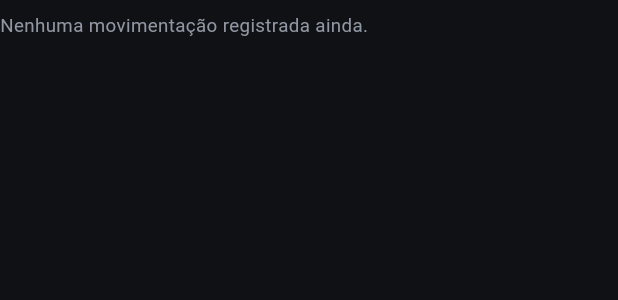
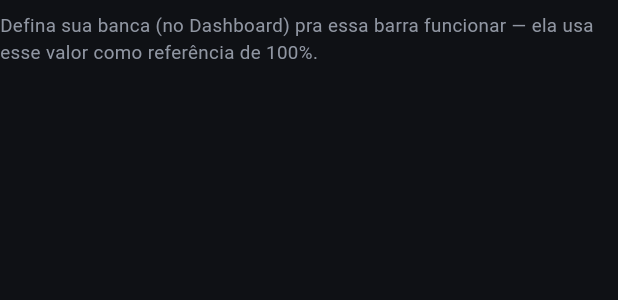
Before and after one commit to Schererz/Smart-Sheet, a Flutter app: the BarraBancaLocalizacao widget shown alone on an empty page, opened directly with empty values, on a phone screen of 412 x 824 dp. Shown: the top 300 px of the screen. Run offline on Flutter 3.47's test engine with Material 3 defaults, Android fonts, the phone set to English and light mode, and no system bars; our stand-ins replace file_picker, fl_chart, image_picker, shared_preferences; missing offline and left inert: google_mlkit_text_recognition; accounts and stored records are empty; network calls fail.

Commit message:
ajuste feature de depositos e banca inicial

```diff
--- a/frontend/lib/widgets/barra_banca_localizacao.dart
+++ b/frontend/lib/widgets/barra_banca_localizacao.dart
@@ -24,14 +24,27 @@ class BarraBancaLocalizacao extends StatelessWidget {
   Widget build(BuildContext context) {
     final formatoMoeda = NumberFormat.currency(locale: 'pt_BR', symbol: 'R\$');
 
-    // monta a lista de fatias: cada casa + o "banco" por último
+    if (dados.total <= 0) {
+      return const Padding(
+        padding: EdgeInsets.symmetric(vertical: 8),
+        child: Text(
+          'Defina sua banca (no Dashboard) pra essa barra funcionar — ela usa esse valor como referência de 100%.',
+          style: TextStyle(color: AppColors.textoSecundario, fontSize: 12.5),
+        ),
+      );
+    }
+
+    final somaAlocada = dados.casas.fold<double>(0, (s, c) => s + c.valor);
+    // se depositou mais do que a banca definida, "no banco" ficaria
+    // negativo — não faz sentido como fatia da barra, vira um aviso à parte
+    final excedeu = somaAlocada > dados.total;
+    final excedente = somaAlocada - dados.total;
+
     final fatias = <_Fatia>[
       for (var i = 0; i < dados.casas.length; i++)
         _Fatia(nome: dados.casas[i].casa, valor: dados.casas[i].valor, cor: _cores[i % _cores.length]),
-      _Fatia(nome: 'No banco', valor: dados.banco, cor: AppColors.borda),
-    ].where((f) => f.valor > 0).toList(); // não mostra fatia com valor zero/negativo
-
-    final total = dados.total <= 0 ? 1.0 : dados.total; // evita divisão por zero
+      if (!excedeu) _Fatia(nome: 'No banco', valor: dados.banco, cor: AppColors.borda),
+    ].where((f) => f.valor > 0).toList();
 
     if (fatias.isEmpty) {
       return const Padding(
@@ -43,9 +56,27 @@ class BarraBancaLocalizacao extends StatelessWidget {
       );
     }
 
+    // quando excedeu a banca, a barra passa a mostrar a proporção entre
+    // as casas dentro do que foi ALOCADO (não dá mais pra usar a banca
+    // como 100%, já que ela toda — e mais um pouco — já está nas casas)
+    final totalParaBarra = excedeu ? somaAlocada : dados.total;
+
     return Column(
       crossAxisAlignment: CrossAxisAlignment.start,
       children: [
+        if (excedeu)
+          Container(
+            margin: const EdgeInsets.only(bottom: 10),
+            padding: const EdgeInsets.all(10),
+            decoration: BoxDecoration(
+              color: AppColors.destaque.withValues(alpha: 0.12),
+              borderRadius: BorderRadius.circular(8),
+            ),
+            child: Text(
+              'Você tem ${formatoMoeda.format(excedente)} a mais depositado do que sua banca configurada — isso é dinheiro que entrou do seu bolso, fora da banca.',
+              style: const TextStyle(fontSize: 12, color: AppColors.textoSecundario),
+            ),
+          ),
         ClipRRect(
           borderRadius: BorderRadius.circular(8),
           child: SizedBox(
@@ -53,7 +84,7 @@ class BarraBancaLocalizacao extends StatelessWidget {
             child: Row(
               children: fatias
                   .map((f) => Expanded(
-                        flex: (f.valor / total * 1000).round().clamp(1, 1000),
+                        flex: (f.valor / totalParaBarra * 1000).round().clamp(1, 1000),
                         child: Container(color: f.cor),
                       ))
                   .toList(),
@@ -65,7 +96,7 @@ class BarraBancaLocalizacao extends StatelessWidget {
           spacing: 14,
           runSpacing: 8,
           children: fatias.map((f) {
-            final pct = (f.valor / total * 100);
+            final pct = (f.valor / totalParaBarra * 100);
             return Row(
               mainAxisSize: MainAxisSize.min,
               children: [
```
Also changed, not shown: frontend/lib/widgets/resumo_header.dart (+48 -10 lines).
